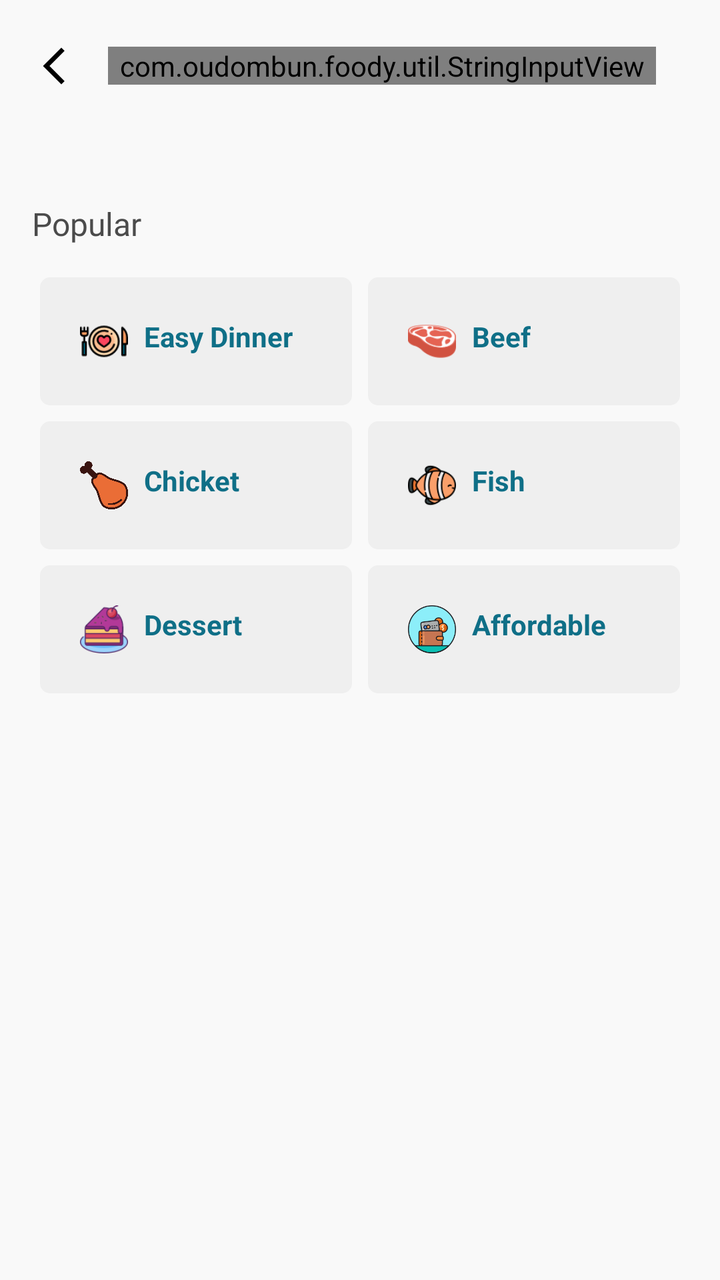
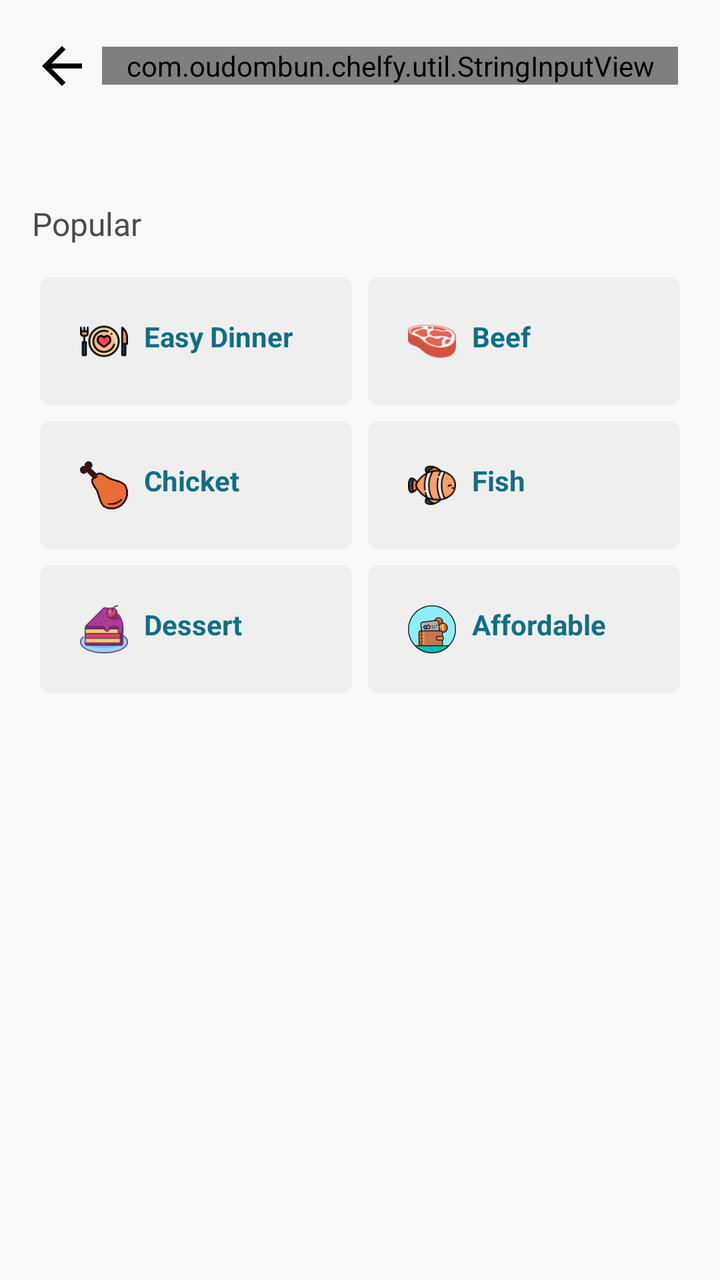

Before-and-after screenshots of an Android layout around one commit, followed by the original layout XML and the change that was made.
<!-- AndroidManifest.xml: application theme AppTheme -->
<!-- res/layout/fragment_search.xml -->
<?xml version="1.0" encoding="utf-8"?>
<LinearLayout android:layout_width="match_parent"
    xmlns:app="http://schemas.android.com/apk/res-auto"
    xmlns:tools="http://schemas.android.com/tools"
    android:clickable="true"
    android:focusable="true"
    android:focusableInTouchMode="true"
    android:layout_height="match_parent"
    android:background="@color/backgroundColor"
    android:paddingHorizontal="16dp"
    android:orientation="vertical"
    xmlns:android="http://schemas.android.com/apk/res/android">


    <LinearLayout
        android:layout_width="match_parent"
        android:layout_height="56dp"
        android:layout_marginTop="5dp"
        android:gravity="center_vertical">

        <ImageView
            android:id="@+id/toolbarBack"
            android:layout_width="22dp"
            android:layout_height="22dp"
            android:adjustViewBounds="true"
            android:src="@drawable/baseline_arrow_back_ios_new_24" />

        <com.oudombun.foody.util.StringInputView
            android:id="@+id/searchView"
            android:layout_width="0dp"
            android:layout_height="wrap_content"
            android:layout_marginHorizontal="16dp"
            android:layout_weight="1"
            app:viewImeOptions="actionSearch"
            app:hint="@string/search"
            app:startIcon="@drawable/ic_search" />








    </LinearLayout>

    <TextView
        android:textSize="16sp"
        android:layout_marginTop="@dimen/margin_10x"
        android:text="Popular"
        android:textColor="@color/chipTextColor"
        android:fontFamily="@font/aclonica"
        android:layout_width="wrap_content"
        android:layout_height="wrap_content"/>
    <LinearLayout
        android:layout_marginTop="@dimen/margin_3x"
        android:orientation="horizontal"
        android:layout_width="match_parent"
        android:weightSum="2"
        android:layout_height="wrap_content">
        <LinearLayout
            android:id="@+id/easyDinnerLayout"
            android:background="@drawable/bg_search_item_raius_top"
            android:paddingVertical="@dimen/margin_5x"
            android:layout_margin="@dimen/margin_1x"
            android:orientation="horizontal"
            android:layout_width="0dp"
            android:layout_weight="1"
            android:gravity="start"
            android:paddingStart="@dimen/margin_5x"
            android:layout_height="wrap_content">
            <ImageView
                android:layout_marginEnd="@dimen/margin_2x"
                android:src="@drawable/easy"
                android:layout_width="24dp"
                android:layout_height="24dp"/>
            <TextView
                android:textColor="@color/colorPrimary"
                android:textStyle="bold"
                android:text="Easy Dinner"
                android:layout_width="wrap_content"
                android:layout_height="wrap_content"/>
        </LinearLayout>
        <LinearLayout
            android:onClick="@{()->testing()}"
            android:id="@+id/beefLayout"
            android:background="@drawable/bg_search_item_raius_top"
            android:paddingVertical="@dimen/margin_5x"
            android:layout_margin="@dimen/margin_1x"
            android:orientation="horizontal"
            android:layout_width="0dp"
            android:layout_weight="1"
            android:gravity="start"
            android:paddingStart="@dimen/margin_5x"
            android:layout_height="wrap_content">
            <ImageView
                android:layout_marginEnd="@dimen/margin_2x"
                android:src="@drawable/beef"
                android:layout_width="24dp"
                android:layout_height="24dp"/>
            <TextView
                android:textColor="@color/colorPrimary"
                android:textStyle="bold"
                android:text="Beef"
                android:layout_width="wrap_content"
                android:layout_height="wrap_content"/>
        </LinearLayout>
    </LinearLayout>
    <LinearLayout
        android:orientation="horizontal"
        android:layout_width="match_parent"
        android:weightSum="2"
        android:layout_height="wrap_content">
        <LinearLayout
            android:id="@+id/chickenLayout"
            android:background="@drawable/bg_search_item_raius_top"
            android:paddingVertical="@dimen/margin_5x"
            android:layout_margin="@dimen/margin_1x"
            android:orientation="horizontal"
            android:layout_width="0dp"
            android:layout_weight="1"
            android:gravity="start"
            android:paddingStart="@dimen/margin_5x"
            android:layout_height="wrap_content">
            <ImageView
                android:layout_marginEnd="@dimen/margin_2x"
                android:src="@drawable/chicket"
                android:layout_width="24dp"
                android:layout_height="24dp"/>
            <TextView
                android:textColor="@color/colorPrimary"
                android:textStyle="bold"
                android:text="Chicket"
                android:layout_width="wrap_content"
                android:layout_height="wrap_content"/>
        </LinearLayout>
        <LinearLayout
            android:id="@+id/fishLayout"
            android:background="@drawable/bg_search_item_raius_top"
            android:paddingVertical="@dimen/margin_5x"
            android:layout_margin="@dimen/margin_1x"
            android:orientation="horizontal"
            android:layout_width="0dp"
            android:layout_weight="1"
            android:gravity="start"
            android:paddingStart="@dimen/margin_5x"
            android:layout_height="wrap_content">
            <ImageView
                android:layout_marginEnd="@dimen/margin_2x"
                android:src="@drawable/fish"
                android:layout_width="24dp"
                android:layout_height="24dp"/>
            <TextView
                android:textColor="@color/colorPrimary"
                android:textStyle="bold"
                android:text="Fish"
                android:layout_width="wrap_content"
                android:layout_height="wrap_content"/>
        </LinearLayout>
    </LinearLayout>
    <LinearLayout
        android:orientation="horizontal"
        android:layout_width="match_parent"
        android:weightSum="2"
        android:layout_height="wrap_content">
        <LinearLayout
            android:id="@+id/dessertLayout"
            android:background="@drawable/bg_search_item_raius_top"
            android:paddingVertical="@dimen/margin_5x"
            android:layout_margin="@dimen/margin_1x"
            android:orientation="horizontal"
            android:layout_width="0dp"
            android:layout_weight="1"
            android:gravity="start"
            android:paddingStart="@dimen/margin_5x"
            android:layout_height="wrap_content">
            <ImageView
                android:layout_marginEnd="@dimen/margin_2x"
                android:src="@drawable/dessert"
                android:layout_width="24dp"
                android:layout_height="24dp"/>
            <TextView
                android:textColor="@color/colorPrimary"
                android:textStyle="bold"
                android:text="Dessert"
                android:layout_width="wrap_content"
                android:layout_height="wrap_content"/>
        </LinearLayout>
        <LinearLayout
            android:id="@+id/affordableLayout"
            android:background="@drawable/bg_search_item_raius_top"
            android:paddingVertical="@dimen/margin_5x"
            android:layout_margin="@dimen/margin_1x"
            android:orientation="horizontal"
            android:layout_width="0dp"
            android:layout_weight="1"
            android:gravity="start"
            android:paddingStart="@dimen/margin_5x"
            android:layout_height="wrap_content">
            <ImageView
                android:layout_marginEnd="@dimen/margin_2x"
                android:src="@drawable/money"
                android:layout_width="24dp"
                android:layout_height="24dp"/>
            <TextView
                android:textColor="@color/colorPrimary"
                android:textStyle="bold"
                android:text="Affordable"
                android:layout_width="wrap_content"
                android:layout_height="wrap_content"/>
        </LinearLayout>
    </LinearLayout>

</LinearLayout>
<!-- resources referenced by this layout -->
<resources>
  <color name="backgroundColor">@color/lightGray</color>
  <color name="chipTextColor">@color/darkGray</color>
  
      // Custom CardView Style
  <color name="colorPrimary">#0F6F87</color>
  <dimen name="margin_10x">40dp</dimen>
  <dimen name="margin_1x">4dp</dimen>
  <dimen name="margin_2x">8dp</dimen>
  <dimen name="margin_3x">12dp</dimen>
  <dimen name="margin_5x">20dp</dimen>
  <!-- drawable baseline_arrow_back_ios_new_24 (drawable) -->
  <vector android:autoMirrored="true" android:height="24dp"
      android:tint="#000000" android:viewportHeight="24"
      android:viewportWidth="24" android:width="24dp" xmlns:android="http://schemas.android.com/apk/res/android">
      <path android:fillColor="@android:color/white" android:pathData="M17.77,3.77l-1.77,-1.77l-10,10l10,10l1.77,-1.77l-8.23,-8.23z"/>
  </vector>
  <!-- drawable beef: png bitmap (drawable, 3722 bytes) -->
  <!-- drawable bg_search_item_raius_top (drawable) -->
  <?xml version="1.0" encoding="utf-8"?>
  <shape xmlns:android="http://schemas.android.com/apk/res/android"
     android:shape="rectangle">
     <solid android:color="#EFEFEF" />
     <corners android:radius="5dp"/>
  </shape>
  <!-- drawable easy: png bitmap (drawable, 3775 bytes) -->
  <!-- drawable fish: png bitmap (drawable, 4344 bytes) -->
  <!-- drawable ic_search (drawable) -->
  <vector xmlns:android="http://schemas.android.com/apk/res/android"
      android:width="24dp"
      android:height="24dp"
      android:viewportWidth="24"
      android:viewportHeight="24"
      android:tint="?attr/colorControlNormal">
    <path
        android:fillColor="@android:color/white"
        android:pathData="M15.5,14h-0.79l-0.28,-0.27C15.41,12.59 16,11.11 16,9.5 16,5.91 13.09,3 9.5,3S3,5.91 3,9.5 5.91,16 9.5,16c1.61,0 3.09,-0.59 4.23,-1.57l0.27,0.28v0.79l5,4.99L20.49,19l-4.99,-5zM9.5,14C7.01,14 5,11.99 5,9.5S7.01,5 9.5,5 14,7.01 14,9.5 11.99,14 9.5,14z"/>
  </vector>
  <!-- drawable money: png bitmap (drawable, 9939 bytes) -->
  <string name="search">Search</string>
  <style name="AppTheme" parent="Theme.MaterialComponents.DayNight.DarkActionBar">
          
          <item name="colorPrimary">@color/colorPrimary</item>
          <item name="colorPrimaryDark">@color/colorPrimaryDark</item>
          <item name="colorAccent">@color/colorAccent</item>
          <item name="actionModeBackground">@color/contextualActionBarColor</item>
          <item name="android:statusBarColor">@color/statusBarColor</item>
          <item name="actionBarStyle">@style/CustomActionBarStyle</item>
          <item name="bottomNavigationStyle">@style/CustomBottomNavigationViewStyle</item>
          <item name="bottomSheetDialogTheme">@style/AppBottomSheetDialogTheme</item>
      </style>
  <color name="lightGray">#F9F9F9</color>
  <color name="darkGray">#4B4B4B</color>
  <color name="colorPrimaryDark">#0F6F87</color>
  <color name="colorAccent">#FF7465</color>
  <color name="contextualActionBarColor">@color/dark</color>
  <color name="statusBarColor">@color/colorPrimaryDark</color>
  <style name="CustomActionBarStyle" parent="Widget.MaterialComponents.ActionBar.Primary">
          <item name="background">@color/actionBarBackgroundColor</item>
      </style>
  <style name="CustomBottomNavigationViewStyle" parent="Widget.MaterialComponents.BottomNavigationView">
          <item name="backgroundTint">@color/bottomNavBackground</item>
          <item name="itemIconTint">@color/bottom_nav_view_item_color</item>
          <item name="itemTextColor">@color/bottom_nav_view_item_color</item>
      </style>
  <style name="AppBottomSheetDialogTheme" parent="Theme.MaterialComponents.BottomSheetDialog">
          <item name="android:windowBackground">@android:color/transparent</item>
          <item name="android:backgroundDimAmount">0.5</item>
      </style>
  <color name="dark">#313C44</color>
  <color name="actionBarBackgroundColor">@color/colorPrimary</color>
  
      // Custom BottomNavigationView Style
  <color name="bottomNavBackground">@color/white</color>
  <color name="white">#FFFFFF</color>
  <!-- unchanged entries left out for length: 2 -->
</resources>

<!-- the commit's change to res/layout/fragment_search.xml (unified diff, before → after) -->
@@ -20,16 +20,16 @@
 
         <ImageView
             android:id="@+id/toolbarBack"
-            android:layout_width="22dp"
-            android:layout_height="22dp"
+            android:layout_width="30dp"
+            android:layout_height="56dp"
             android:adjustViewBounds="true"
             android:src="@drawable/baseline_arrow_back_ios_new_24" />
 
-        <com.oudombun.foody.util.StringInputView
+        <com.oudombun.chelfy.util.StringInputView
             android:id="@+id/searchView"
             android:layout_width="0dp"
             android:layout_height="wrap_content"
-            android:layout_marginHorizontal="16dp"
+            android:layout_marginHorizontal="5dp"
             android:layout_weight="1"
             app:viewImeOptions="actionSearch"
             app:hint="@string/search"
<!-- resource entries referenced after the edit -->
@@ -14,7 +14,7 @@
   <vector android:autoMirrored="true" android:height="24dp"
       android:tint="#000000" android:viewportHeight="24"
       android:viewportWidth="24" android:width="24dp" xmlns:android="http://schemas.android.com/apk/res/android">
-      <path android:fillColor="@android:color/white" android:pathData="M17.77,3.77l-1.77,-1.77l-10,10l10,10l1.77,-1.77l-8.23,-8.23z"/>
+      <path android:fillColor="@android:color/white" android:pathData="M20,11H7.83l5.59,-5.59L12,4l-8,8 8,8 1.41,-1.41L7.83,13H20v-2z"/>
   </vector>
   <!-- drawable beef: png bitmap (drawable, 3722 bytes) -->
   <!-- drawable bg_search_item_raius_top (drawable) -->
@@ -39,7 +39,7 @@
   </vector>
   <!-- drawable money: png bitmap (drawable, 9939 bytes) -->
   <string name="search">Search</string>
-  <style name="AppTheme" parent="Theme.MaterialComponents.DayNight.DarkActionBar">
+  <style name="AppTheme" parent="Theme.MaterialComponents.Light.DarkActionBar">
           
           <item name="colorPrimary">@color/colorPrimary</item>
           <item name="colorPrimaryDark">@color/colorPrimaryDark</item>
@@ -47,8 +47,8 @@
           <item name="actionModeBackground">@color/contextualActionBarColor</item>
           <item name="android:statusBarColor">@color/statusBarColor</item>
           <item name="actionBarStyle">@style/CustomActionBarStyle</item>
-          <item name="bottomNavigationStyle">@style/CustomBottomNavigationViewStyle</item>
           <item name="bottomSheetDialogTheme">@style/AppBottomSheetDialogTheme</item>
+          <item name="elevationOverlayEnabled">true</item>
       </style>
   <color name="lightGray">#F9F9F9</color>
   <color name="darkGray">#4B4B4B</color>
@@ -59,11 +59,6 @@
   <style name="CustomActionBarStyle" parent="Widget.MaterialComponents.ActionBar.Primary">
           <item name="background">@color/actionBarBackgroundColor</item>
       </style>
-  <style name="CustomBottomNavigationViewStyle" parent="Widget.MaterialComponents.BottomNavigationView">
-          <item name="backgroundTint">@color/bottomNavBackground</item>
-          <item name="itemIconTint">@color/bottom_nav_view_item_color</item>
-          <item name="itemTextColor">@color/bottom_nav_view_item_color</item>
-      </style>
   <style name="AppBottomSheetDialogTheme" parent="Theme.MaterialComponents.BottomSheetDialog">
           <item name="android:windowBackground">@android:color/transparent</item>
           <item name="android:backgroundDimAmount">0.5</item>
@@ -72,8 +67,6 @@
   <color name="actionBarBackgroundColor">@color/colorPrimary</color>
   
       // Custom BottomNavigationView Style
-  <color name="bottomNavBackground">@color/white</color>
-  <color name="white">#FFFFFF</color>
   <!-- unchanged entries left out for length: 2 -->
 </resources>
 
